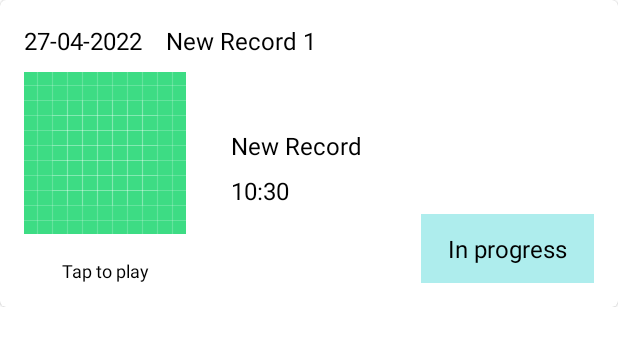
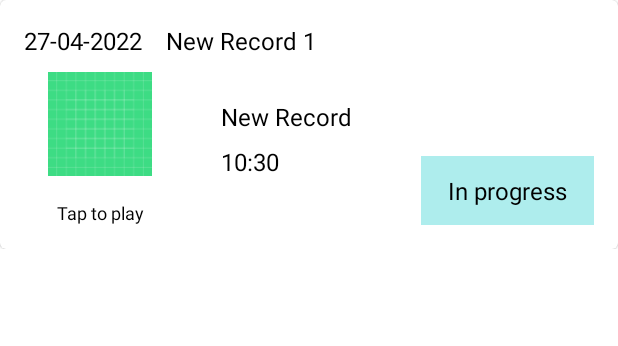
Before and after one commit to wise4rmgod/ReachForHelp, an Android app: the layout list_item_case.xml on its own in the app's theme, with its tools: preview values and no code run, on a phone screen of 412 x 824 dp. Shown: the top 346 px of the screen. Run offline under Robolectric (Android 15) with nearby library versions, the phone set to English and light mode, and no system bars.

Commit message:
Fix Case Fragment

```diff
--- a/app/src/main/res/layout/list_item_case.xml
+++ b/app/src/main/res/layout/list_item_case.xml
@@ -2,13 +2,14 @@
 <androidx.constraintlayout.widget.ConstraintLayout
     xmlns:android="http://schemas.android.com/apk/res/android"
     xmlns:app="http://schemas.android.com/apk/res-auto"
-    xmlns:tools="http://schemas.android.com/tools"
     android:layout_width="match_parent"
     android:layout_height="wrap_content">
 
     <com.google.android.material.card.MaterialCardView
         android:layout_width="match_parent"
         android:layout_height="wrap_content"
+        android:elevation="8dp"
+        android:padding="8dp"
         app:layout_constraintEnd_toEndOf="parent"
         app:layout_constraintStart_toStartOf="parent"
         app:layout_constraintTop_toTopOf="parent">
@@ -23,7 +24,7 @@
                 android:layout_height="wrap_content"
                 android:layout_marginStart="16dp"
                 android:layout_marginTop="16dp"
-                android:text="27-04-2022"
+                android:text="@string/_27_04_2022"
                 android:textColor="@color/black"
                 android:textSize="16sp"
                 app:layout_constraintStart_toStartOf="parent"
@@ -34,7 +35,7 @@
                 android:layout_width="wrap_content"
                 android:layout_height="wrap_content"
                 android:layout_marginStart="16dp"
-                android:text="New Record 1"
+                android:text="@string/new_record_1"
                 android:textColor="@color/black"
                 android:textSize="16sp"
                 app:layout_constraintBottom_toBottomOf="@+id/text_case_date"
@@ -43,8 +44,8 @@
 
             <ImageView
                 android:id="@+id/img_case"
-                android:layout_width="wrap_content"
-                android:layout_height="wrap_content"
+                android:layout_width="101dp"
+                android:layout_height="69dp"
                 android:layout_marginStart="16dp"
                 android:layout_marginTop="10dp"
                 app:layout_constraintStart_toStartOf="parent"
@@ -81,7 +82,7 @@
                 android:layout_height="wrap_content"
                 android:layout_marginTop="16dp"
                 android:layout_marginBottom="16dp"
-                android:text="Tap to play"
+                android:text="@string/tap_to_play"
                 android:textColor="@color/black"
                 android:textSize="12sp"
                 app:layout_constraintBottom_toBottomOf="parent"
--- a/app/src/main/res/values/strings.xml
+++ b/app/src/main/res/values/strings.xml
@@ -6,4 +6,7 @@
     <string name="title_notifications">Notifications</string>
     <!-- TODO: Remove or change this placeholder text -->
     <string name="hello_blank_fragment">Hello blank fragment</string>
+    <string name="tap_to_play">Tap to play</string>
+    <string name="new_record_1">New Record 1</string>
+    <string name="_27_04_2022">27-04-2022</string>
 </resources>
```
